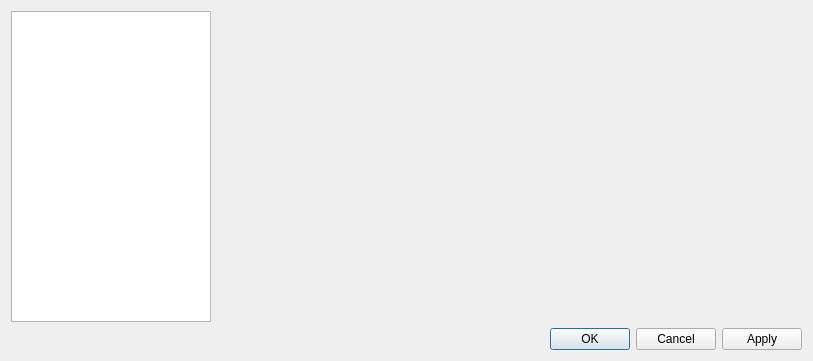
Before: the Qt Designer form src/gui/dialogs/formsettings.ui in martinrotter/textosaurus, drawn with Qt 5.
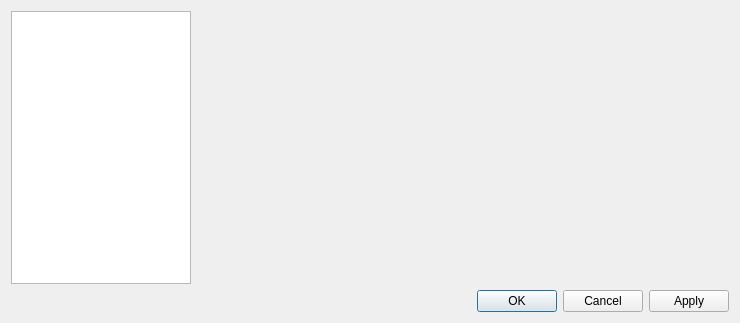
After: the same form once the commit is applied.

The edit to the form file:
```diff
--- a/src/gui/dialogs/formsettings.ui
+++ b/src/gui/dialogs/formsettings.ui
@@ -6,8 +6,8 @@
    <rect>
     <x>0</x>
     <y>0</y>
-    <width>813</width>
-    <height>361</height>
+    <width>740</width>
+    <height>323</height>
    </rect>
   </property>
   <property name="windowTitle">
@@ -18,13 +18,13 @@
     <widget class="QListWidget" name="m_listSettings">
      <property name="minimumSize">
       <size>
-       <width>200</width>
+       <width>180</width>
        <height>0</height>
       </size>
      </property>
      <property name="maximumSize">
       <size>
-       <width>200</width>
+       <width>180</width>
        <height>16777215</height>
       </size>
      </property>
```
